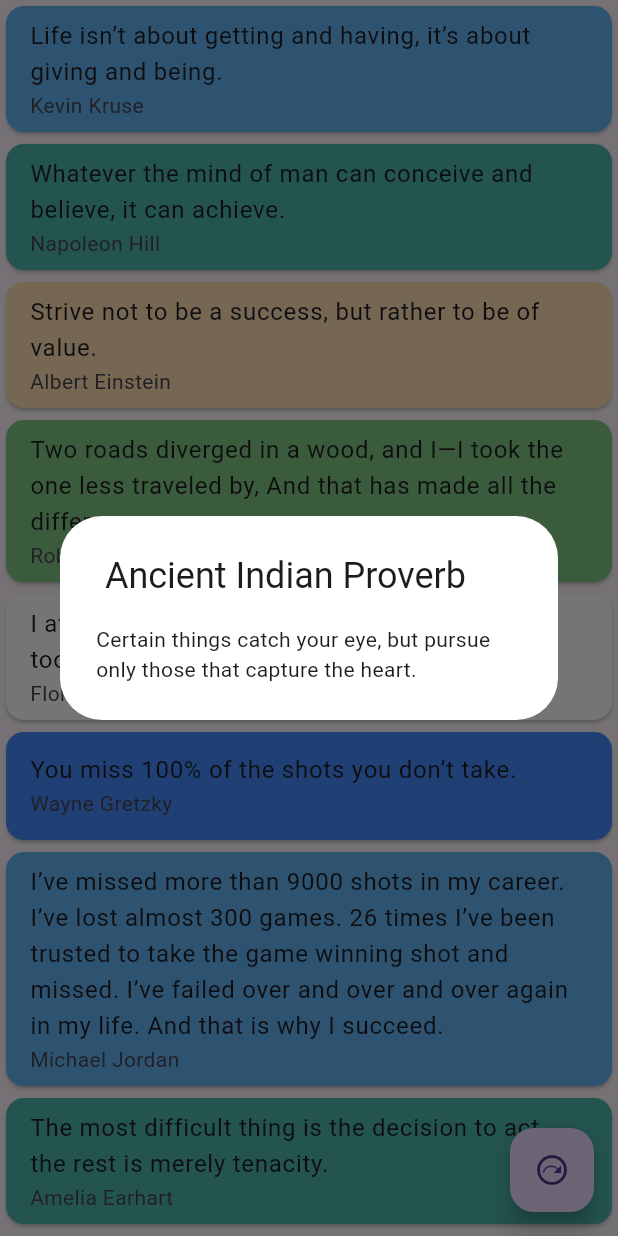
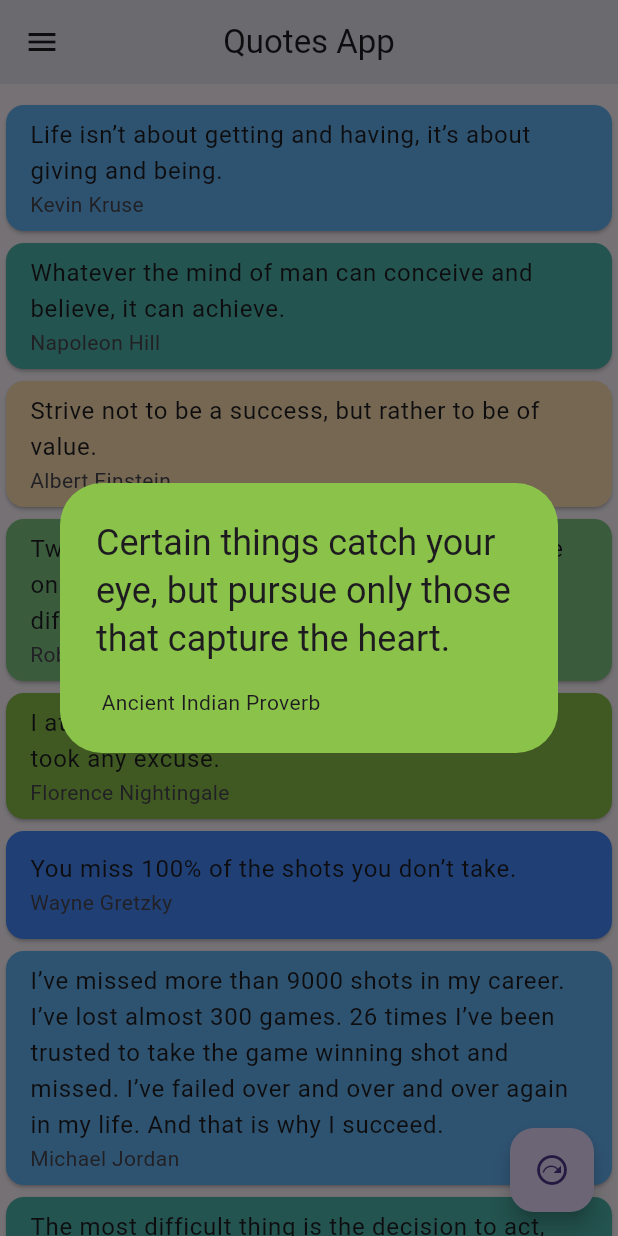
Before and after one commit to Krupaparmar30/quotes_app_daliy_task, a Flutter app: the screen it shows after launch, after a tap on the "next plan" icon, on a phone screen of 412 x 824 dp. Run offline on Flutter 3.47's test engine with Material 3 defaults, Android fonts, the phone set to English and light mode, and no system bars.

Commit message:
3/6/2024 krupa 3-6-2024

```diff
--- a/lib/screens/rendom/rendom.dart
+++ b/lib/screens/rendom/rendom.dart
@@ -22,20 +22,33 @@ class _homePageState extends State<homePage> {
   }
 
   Widget build(BuildContext context) {
-    return Scaffold(
+    return SafeArea(
+      child: Scaffold(
+        appBar: AppBar(
+          centerTitle: true,
+          title: Text('Quotes App'),
+          leading: Icon(Icons.menu),
+          elevation: 14,
+        backgroundColor: Colors.white,
+        ),
 
          body: SingleChildScrollView(
 
        scrollDirection: Axis.vertical,
        child: Column(
 
-       children: List.generate(quoteModel!.quoteModelList.length, (index) =>Card(
+         children:[
+           SizedBox(
+             height: 10,
+           ),
+           ... List.generate(quoteModel!.quoteModelList.length, (index) =>Card(
              color: colorList[index%colorList.length],
              child: ListTile(
                title: Text(quoteModel!.quoteModelList[index].quote!),
                subtitle: Text(quoteModel!.quoteModelList[index].author!),
              ),
            ) ),
+         ]
        ),
          ),
         floatingActionButton: FloatingActionButton(
@@ -44,8 +57,8 @@ class _homePageState extends State<homePage> {
             int x=random.nextInt(quoteModel!.quoteModelList.length);
             showDialog(context: context, builder: (context) => AlertDialog(
               backgroundColor: colorList[x % colorList.length],
-            title: Text(quoteModel!.quoteModelList[x].author!),
-            content: Text(quoteModel!.quoteModelList[x].quote!),
+              title: Text(quoteModel!.quoteModelList[x].quote!),
+              content: Text(quoteModel!.quoteModelList[x].author!),
 
             ),);
 
@@ -54,6 +67,7 @@ class _homePageState extends State<homePage> {
         ),
         ),
 
+      ),
     );
   }
 }
--- a/lib/utils/quotesList/quotesList.dart
+++ b/lib/utils/quotesList/quotesList.dart
@@ -474,13 +474,13 @@ List colorList=[
   Colors.teal.shade300,
   Colors.orange.shade100,
   Colors.green.shade300,
-  Colors.white,
+  Colors.lightGreen,
   Colors.blueAccent,
   Colors.blue.shade300,
   Colors.teal.shade300,
   Colors.orange.shade100,
   Colors.green.shade300,
-  Colors.white,
+  Colors.lightGreen,
   Colors.blueAccent,
 
 
```
Lines whose indentation alone changed are shown as unchanged.
